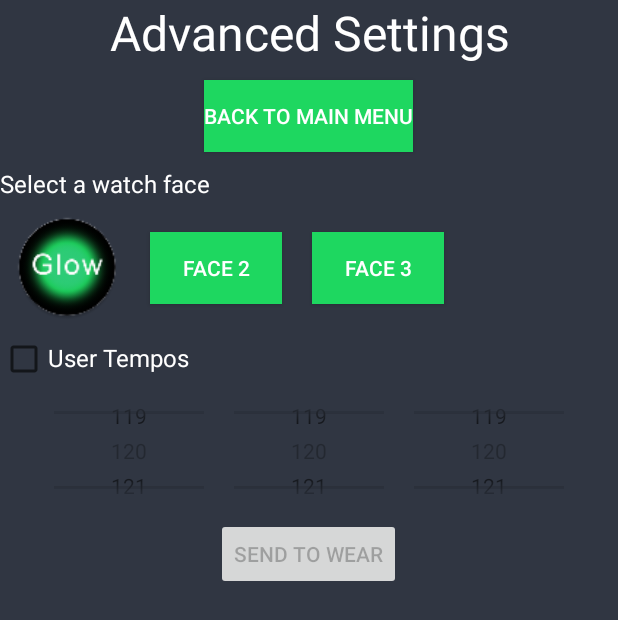
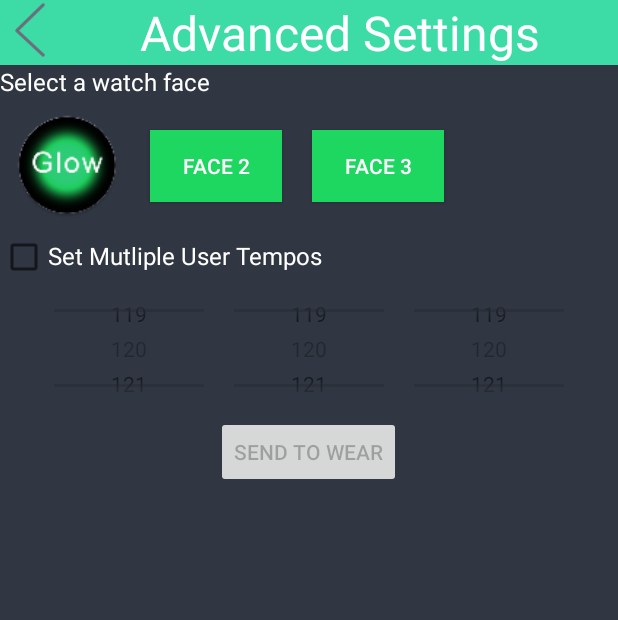
Before and after one commit to MegaUkulele/TikTok, an Android app: the SettingsActivity screen opened directly, with no data from a screen before it, on a phone screen of 412 x 824 dp. Shown: the top 620 px of the screen. Run offline under Robolectric (Android 15) with nearby library versions, the phone set to English and light mode, and no system bars; 6 statements that could not run were skipped.

Commit message:
updated mobile settings page, writing code to change the background gradient color. still need to set mobile on click

```diff
--- a/mobile/src/main/res/layout/settings_main.xml
+++ b/mobile/src/main/res/layout/settings_main.xml
@@ -11,20 +11,24 @@
         android:background="@drawable/advancedsettings"
         android:id="@+id/backtomain"/>-->
 
-    <TextView android:text="Advanced Settings" android:layout_width="fill_parent"
+    <LinearLayout
+        android:layout_width="match_parent"
         android:layout_height="wrap_content"
-        android:gravity="center_horizontal"
-        android:textColor="#ffffff"
-        android:textSize="32dp" />
-    <Button
-        android:layout_width="wrap_content"
-        android:layout_height="wrap_content"
-        android:text="Back to Main Menu"
-        android:background="#1ED760"
-        android:id="@+id/back"
-        android:layout_margin="10dp"
-        android:textColor="#ffffff"
-        android:layout_gravity="center_horizontal" />
+        android:orientation="horizontal"
+        android:background="#3ddca6">
+        <ImageButton
+            android:layout_width="40dp"
+            android:layout_height="40dp"
+            android:background="@mipmap/back_arrow"
+            android:id="@+id/back"
+            android:textColor="#ffffff"
+            android:layout_gravity="center_horizontal" />
+        <TextView android:text="Advanced Settings" android:layout_width="fill_parent"
+            android:layout_height="wrap_content"
+            android:gravity="center_horizontal"
+            android:textColor="#ffffff"
+            android:textSize="32dp" />
+    </LinearLayout>
 
     <TextView android:text="Select a watch face" android:layout_width="fill_parent"
         android:layout_height="wrap_content"
@@ -70,7 +74,7 @@
             android:layout_height="wrap_content"
             android:id="@+id/cbUserTempos" />
 
-        <TextView android:text="User Tempos" android:layout_width="fill_parent"
+        <TextView android:text="Set Mutliple User Tempos" android:layout_width="fill_parent"
             android:layout_height="wrap_content"
             android:textColor="#ffffff"
             android:textSize="16dp"/>
```
Also changed, not shown: mobile/src/main/java/com/megaukelele/tiktok/SettingsActivity.java (+30 -10 lines), wear/src/main/java/com/megaukelele/tiktok/MainActivity.java (+25 -0 lines), wear/src/main/java/com/megaukelele/tiktok/WatchListenerService.java (+7 -0 lines), wear/src/main/res/drawable/glowing_circle_blue.xml (added, +22 -0 lines), mobile/src/main/back_arrow-web.png (added), mobile/src/main/res/mipmap-hdpi/back_arrow.png (added), mobile/src/main/res/mipmap-mdpi/back_arrow.png (added), mobile/src/main/res/mipmap-xhdpi/back_arrow.png (added), mobile/src/main/res/mipmap-xxhdpi/back_arrow.png (added), mobile/src/main/res/mipmap-xxxhdpi/back_arrow.png (added), 2 other files.
